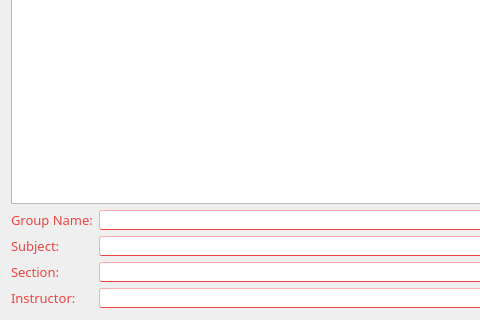
This is borrowingd.ui in markytools/sume-borrower-app as Qt 5 draws it before an edit; both pictures show x 0 to 480 and y 280 to 600 of the 800 by 600 pixel window. The edited form follows.
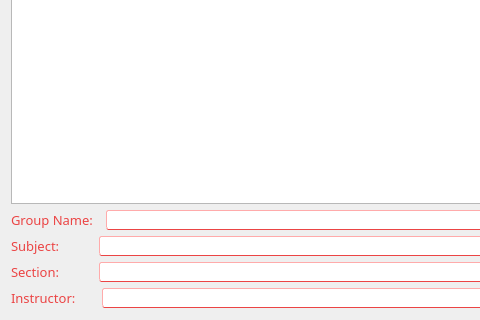
This is the edited form.

Diff of the .ui file:
```diff
--- a/borrowingd.ui
+++ b/borrowingd.ui
@@ -179,7 +179,7 @@
 }</string>
              </property>
              <property name="text">
-              <string>Group Name:</string>
+              <string>Group Name:  </string>
              </property>
             </widget>
            </item>
@@ -320,7 +320,7 @@
 }</string>
              </property>
              <property name="text">
-              <string>Instructor:     </string>
+              <string>Instructor:      </string>
              </property>
             </widget>
            </item>
```
